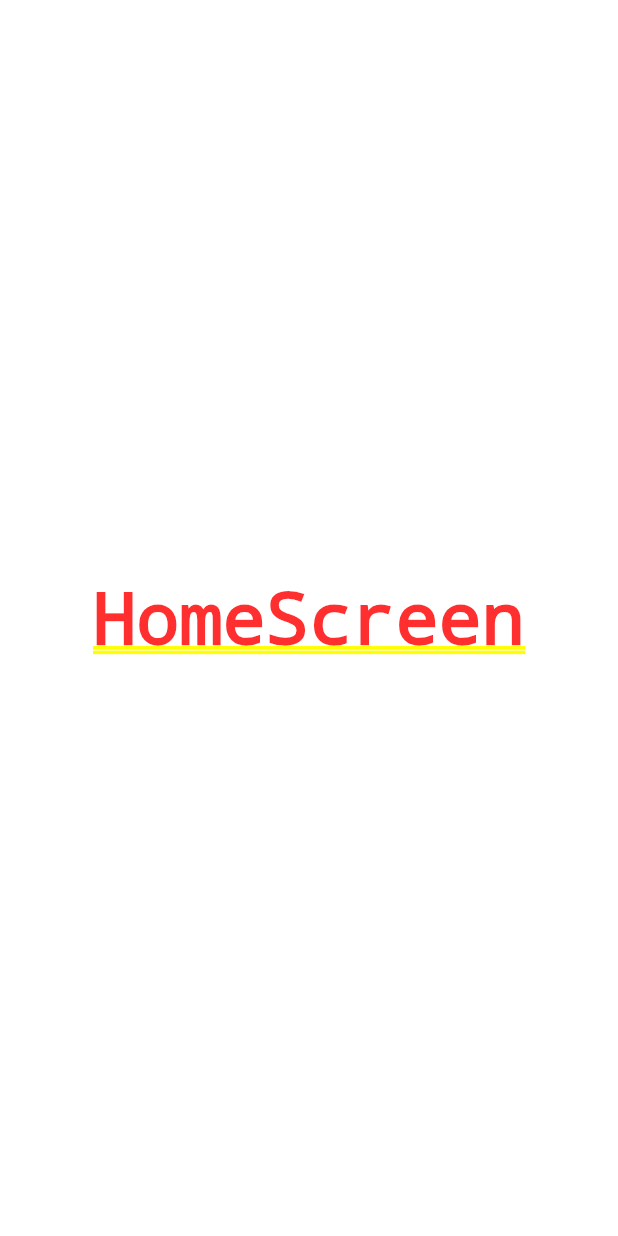
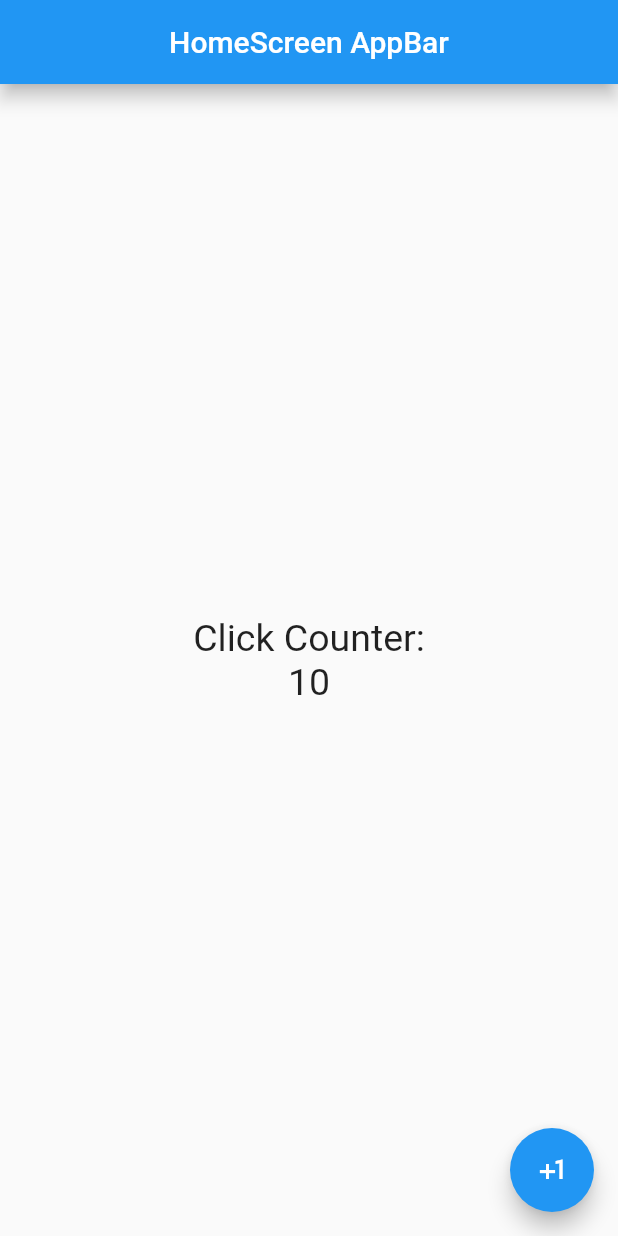
Before and after one commit to EdgarLS7/prueba, a Flutter app: the screen it shows after launch, on a phone screen of 412 x 824 dp. Run offline on Flutter 3.47's test engine with Material 2 defaults, Android fonts, the phone set to English and light mode, and no system bars.

Commit message:
Agregando Boton

```diff
--- a/lib/screens/home_screen.dart
+++ b/lib/screens/home_screen.dart
@@ -4,12 +4,32 @@ class HomeScreen extends StatelessWidget{
 
   const HomeScreen({Key? key}) : super(key: key);
 
-
   @override
   Widget build(BuildContext context) {
-    return const Center(
-        child: Text("HomeScreen"),
-      );
+
+    const fontSize25 = TextStyle(fontSize: 25);
+
+    return Scaffold(
+      appBar: AppBar(
+        title: const Center(child: Text('HomeScreen AppBar')),
+        elevation: 5,
+      ),
+      body: Center(
+          child: Column(
+            mainAxisAlignment: MainAxisAlignment.center,
+            children: const <Widget>[
+              Text("Click Counter:", style: fontSize25),
+              Text('10', style: fontSize25)
+            ],
+          ),
+        ),
+        floatingActionButton: FloatingActionButton(
+          child: const Icon(Icons.plus_one_outlined) ,
+          onPressed: () {
+
+          },
+        ),
+    );
   }
 
 }
```
